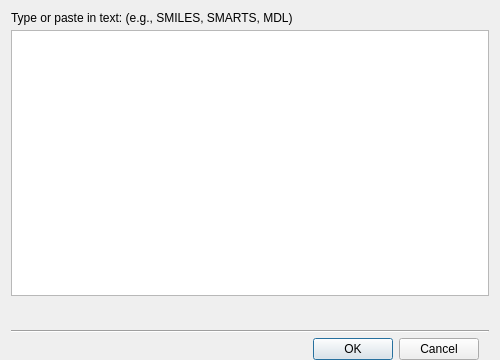
First picture: the form in src/schrodinger/sketcher/ui/paste_in_text_dialog.ui, repository schrodinger/sketcher, before the edit.
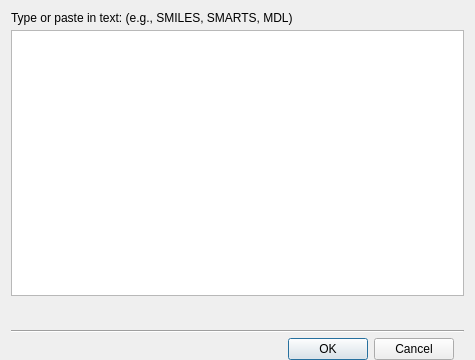
Second picture: the form after the edit.

Commit message: SKETCH-1697. Update About 2D Sketcher dialog, ensure it is properly sized when opened in the WASM build

```diff
--- a/src/schrodinger/sketcher/ui/paste_in_text_dialog.ui
+++ b/src/schrodinger/sketcher/ui/paste_in_text_dialog.ui
@@ -6,7 +6,7 @@
    <rect>
     <x>0</x>
     <y>0</y>
-    <width>500</width>
+    <width>475</width>
     <height>360</height>
    </rect>
   </property>
```
Left out of the diff: 2 changed lines with no effect on the pictures. The commit also changes 2 other files.
